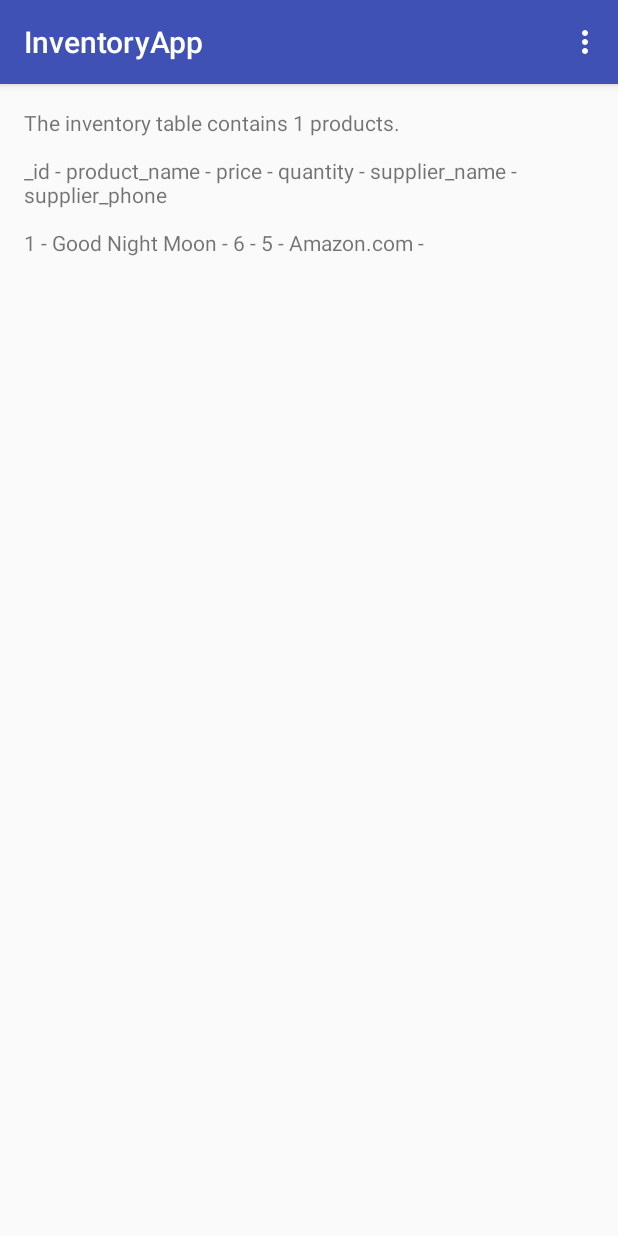
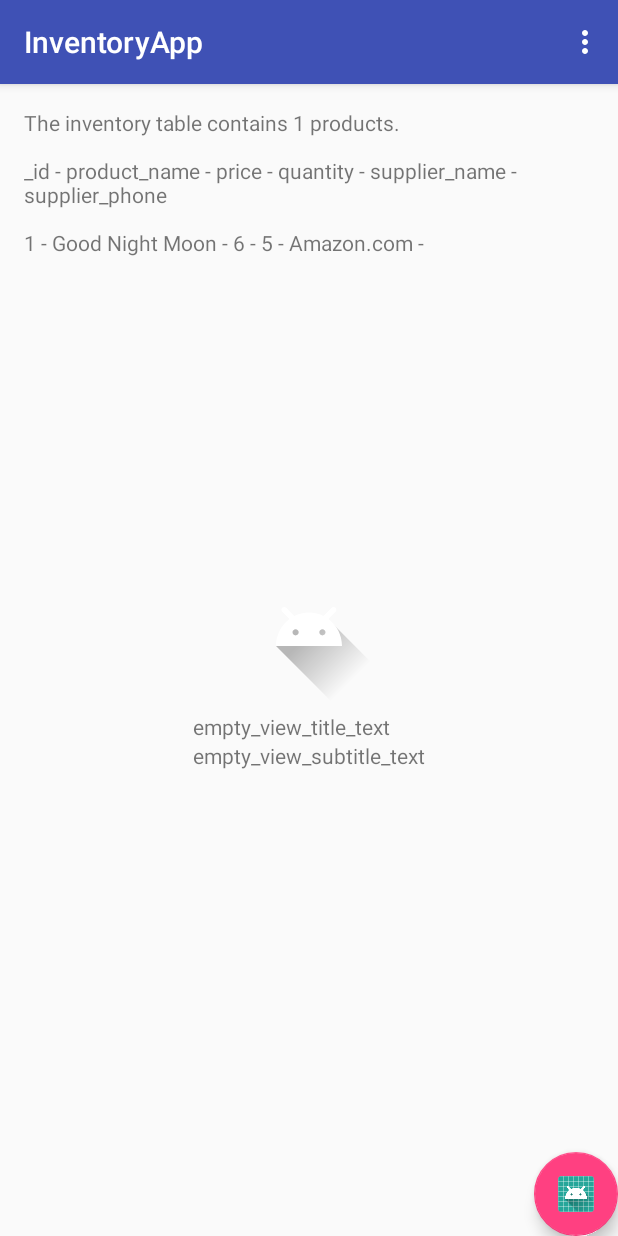
Before and after one commit to lenardmulholland/InventoryApp, an Android app: the screen it shows after launch (MainActivity), in the options menu, after a tap on "Insert Dummy Data", on a phone screen of 412 x 824 dp. Run offline under Robolectric (Android 15) with nearby library versions, the phone set to English and light mode, and no system bars.

Commit message:
Added Floating Action Button, Empty Screen Display but not functioning yet, EditorActivity class, EditorActivity menu, EditorActivity layout

```diff
--- a/app/build.gradle
+++ b/app/build.gradle
@@ -1,7 +1,7 @@
 apply plugin: 'com.android.application'
 
 android {
-    compileSdkVersion 26
+    compileSdkVersion 27
     defaultConfig {
         applicationId "com.example.android.inventoryapp"
         minSdkVersion 21
@@ -25,4 +25,5 @@ dependencies {
     testImplementation 'junit:junit:4.12'
     androidTestImplementation 'com.android.support.test:runner:1.0.2'
     androidTestImplementation 'com.android.support.test.espresso:espresso-core:3.0.2'
+    compile 'com.android.support:design:27.1.1'
 }
--- /dev/null
+++ b/app/src/main/java/com/example/android/inventoryapp/EditorActivity.java
@@ -0,0 +1,86 @@
+package com.example.android.inventoryapp;
+
+
+import android.content.ContentValues;
+import android.database.sqlite.SQLiteDatabase;
+import android.os.Bundle;
+import android.support.v4.app.NavUtils;
+import android.support.v7.app.AppCompatActivity;
+import android.view.Menu;
+import android.view.MenuItem;
+import android.widget.EditText;
+import android.widget.TextView;
+import android.widget.Toast;
+
+import com.example.android.inventoryapp.data.InventoryContract;
+import com.example.android.inventoryapp.data.InventoryDbHelper;
+
+public class EditorActivity extends AppCompatActivity{
+    private EditText mProductNameEditText;
+    private EditText mProductPriceEditText;
+    private TextView mProductQuantityTextView;
+    private EditText mProductSupplierNameEditText;
+    private EditText mProductSupplierPhoneEditText;
+
+    @Override
+    protected void onCreate(Bundle savedInstanceState) {
+        super.onCreate(savedInstanceState);
+        setContentView(R.layout.activity_editor);
+
+        mProductNameEditText = (EditText) findViewById(R.id.edit_product_name);
+        mProductPriceEditText = (EditText) findViewById(R.id.edit_product_price);
+        mProductQuantityTextView = (TextView) findViewById(R.id.edit_product_quantity);
+        mProductSupplierNameEditText = (EditText) findViewById(R.id.edit_product_supplier_name);
+        mProductSupplierPhoneEditText = (EditText) findViewById(R.id.edit_product_supplier_phone);
+    }
+
+    private void insertProduct() {
+        String productNameString = mProductNameEditText.getText().toString().trim();
+        String productPriceString = mProductPriceEditText.getText().toString().trim();
+        String productQuantityString = mProductQuantityTextView.getText().toString().trim();
+        String productSupplierNameString = mProductSupplierNameEditText.getText().toString().trim();
+        String productSupplierPhoneString = mProductSupplierPhoneEditText.getText().toString().trim();
+
+        InventoryDbHelper mDbHelper = new InventoryDbHelper(this);
+
+        SQLiteDatabase db = mDbHelper.getWritableDatabase();
+
+        ContentValues values = new ContentValues();
+        values.put(InventoryContract.ProductEntry.COLUMN_PRODUCT_NAME, productNameString);
+        values.put(InventoryContract.ProductEntry.COLUMN_PRODUCT_PRICE, productPriceString);
+        values.put(InventoryContract.ProductEntry.COLUMN_PRODUCT_QUANTITY, productQuantityString);
+        values.put(InventoryContract.ProductEntry.COLUMN_PRODUCT_SUPPLIER_NAME, productSupplierNameString);
+        values.put(InventoryContract.ProductEntry.COLUMN_PRODUCT_SUPPLIER_PHONE, productSupplierPhoneString);
+
+        long newRowId = db.insert(InventoryContract.ProductEntry.TABLE_NAME, null, values);
+
+        if (newRowId == -1) {
+            Toast.makeText(this, "Error with saving book", Toast.LENGTH_SHORT).show();
+        } else {
+            Toast.makeText(this, "Book saved with row id: " + newRowId, Toast.LENGTH_SHORT).show();
+        }
+    }
+
+    @Override
+    public boolean onCreateOptionsMenu(Menu menu) {
+        getMenuInflater().inflate(R.menu.menu_editor, menu);
+        return true;
+    }
+
+    @Override
+    public boolean onOptionsItemSelected(MenuItem item) {
+
+        switch (item.getItemId()) {
+            case R.id.action_save:
+                insertProduct();
+                finish();
+                return true;
+            case R.id.action_delete:
+                return true;
+            case android.R.id.home:
+                NavUtils.navigateUpFromSameTask(this);
+                return true;
+        }
+        return super.onOptionsItemSelected(item);
+    }
+}
--- a/app/src/main/java/com/example/android/inventoryapp/MainActivity.java
+++ b/app/src/main/java/com/example/android/inventoryapp/MainActivity.java
@@ -1,13 +1,16 @@
 package com.example.android.inventoryapp;
 
 import android.content.ContentValues;
+import android.content.Intent;
 import android.database.Cursor;
 import android.database.sqlite.SQLiteDatabase;
+import android.os.Bundle;
+import android.support.design.widget.FloatingActionButton;
 import android.support.v7.app.AppCompatActivity;
-import android.os.Bundle;
 import android.util.Log;
 import android.view.Menu;
 import android.view.MenuItem;
+import android.view.View;
 import android.widget.TextView;
 
 import com.example.android.inventoryapp.data.InventoryContract;
@@ -24,6 +27,16 @@ public class MainActivity extends AppCompatActivity {
     protected void onCreate(Bundle savedInstanceState) {
         super.onCreate(savedInstanceState);
         setContentView(R.layout.activity_main);
+
+        FloatingActionButton fab = findViewById(R.id.fab);
+        fab.setOnClickListener(new View.OnClickListener() {
+            @Override
+            public void onClick(View view) {
+                Intent intent = new Intent(MainActivity.this, EditorActivity.class);
+                startActivity(intent);
+            }
+        });
+
 
         newDbHelper = new InventoryDbHelper(this);
     }
--- a/app/src/main/java/com/example/android/inventoryapp/data/InventoryDbHelper.java
+++ b/app/src/main/java/com/example/android/inventoryapp/data/InventoryDbHelper.java
@@ -26,7 +26,7 @@ public class InventoryDbHelper extends SQLiteOpenHelper {
                 + InventoryContract.ProductEntry.COLUMN_PRODUCT_PRICE + " INTEGER NOT NULL DEFAULT 0, "
                 + InventoryContract.ProductEntry.COLUMN_PRODUCT_QUANTITY + " INTEGER NOT NULL DEFAULT 0, "
                 + InventoryContract.ProductEntry.COLUMN_PRODUCT_SUPPLIER_NAME + " TEXT NOT NULL, "
-                + InventoryContract.ProductEntry.COLUMN_PRODUCT_SUPPLIER_PHONE + " TEXT DEFAULT 0);";
+                + InventoryContract.ProductEntry.COLUMN_PRODUCT_SUPPLIER_PHONE + " TEXT NOT NULL DEFAULT 0);";
 
         db.execSQL(SQL_CREATE_INVENTORY_TABLE);
         Log.i(LOG_TAG, "onCreateSQL: " + SQL_CREATE_INVENTORY_TABLE);
--- a/app/src/main/res/layout/activity_main.xml
+++ b/app/src/main/res/layout/activity_main.xml
@@ -6,10 +6,52 @@
     android:layout_height="match_parent"
     tools:context=".MainActivity">
 
+    <ListView
+        android:id="@+id/list"
+        android:layout_width="match_parent"
+        android:layout_height="match_parent">
+    </ListView>
+
     <TextView
         android:id="@+id/inventory_text_view"
         android:layout_width="match_parent"
         android:layout_height="match_parent"
         android:padding="16dp"/>
 
+    <RelativeLayout
+        android:layout_width="wrap_content"
+        android:layout_height="wrap_content"
+        android:layout_centerInParent="true">
+
+        <ImageView
+            android:id="@+id/empty_image"
+            android:layout_width="wrap_content"
+            android:layout_height="wrap_content"
+            android:layout_centerHorizontal="true"
+            android:src="@drawable/ic_launcher_foreground"/>
+
+        <TextView
+            android:id="@+id/empty_title_text"
+            android:layout_width="wrap_content"
+            android:layout_height="wrap_content"
+            android:layout_below="@+id/empty_image"
+            android:text="empty_view_title_text"/>
+
+        <TextView
+            android:id="@+id/empty_subtitle_text"
+            android:layout_width="wrap_content"
+            android:layout_height="wrap_content"
+            android:layout_below="@+id/empty_title_text"
+            android:text="empty_view_subtitle_text"/>
+
+    </RelativeLayout>
+
+    <android.support.design.widget.FloatingActionButton
+        android:id="@+id/fab"
+        android:layout_width="wrap_content"
+        android:layout_height="wrap_content"
+        android:layout_alignParentBottom="true"
+        android:layout_alignParentEnd="true"
+        android:src="@mipmap/ic_launcher_round" />
+
 </RelativeLayout>
--- /dev/null
+++ b/app/src/main/res/menu/menu_editor.xml
@@ -0,0 +1,16 @@
+<?xml version="1.0" encoding="utf-8"?>
+<menu xmlns:android="http://schemas.android.com/apk/res/android"
+    xmlns:app="http://schemas.android.com/apk/res-auto"
+    xmlns:tools="http://schemas.android.com/tools"
+    tools:context=".EditorActivity">
+
+    <item
+        android:id="@+id/action_save"
+        android:title="save"
+        app:showAsAction="always" />
+
+    <item
+        android:id="@+id/action_delete"
+        android:title="delete"
+        app:showAsAction="never" />
+</menu>
```
Also changed, not shown: app/src/main/AndroidManifest.xml (+8 -0 lines), app/src/main/res/layout/activity_editor.xml (added, +158 -0 lines), app/src/main/res/values/strings.xml (+13 -0 lines), app/src/main/res/values/styles.xml (+25 -0 lines).
